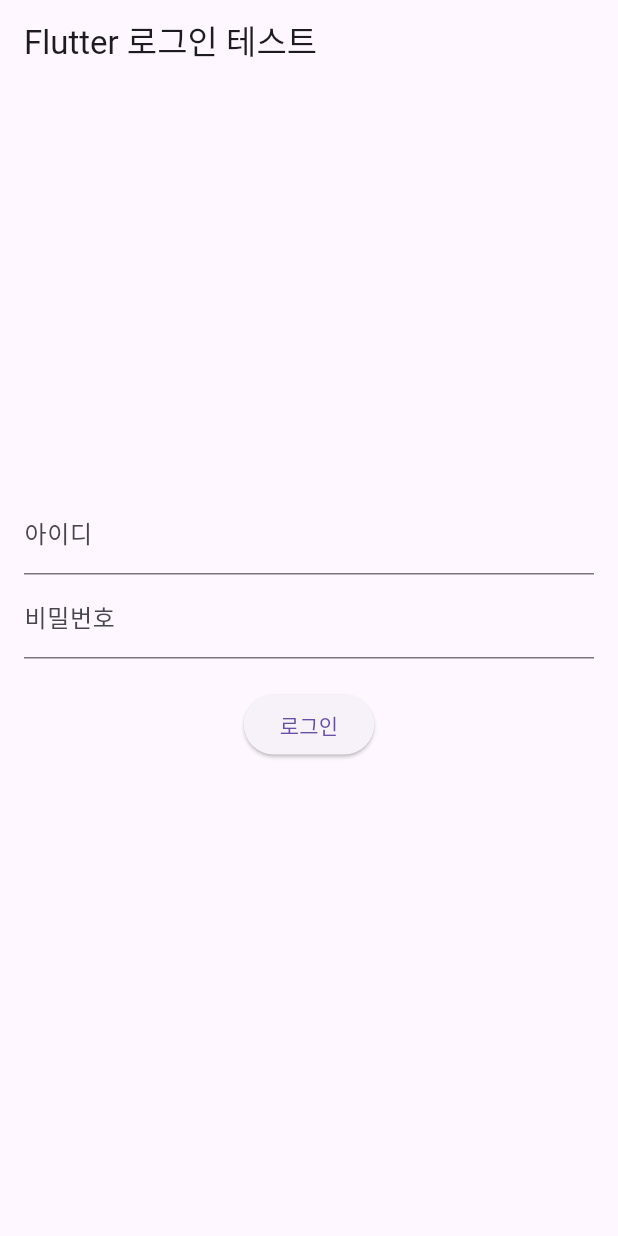
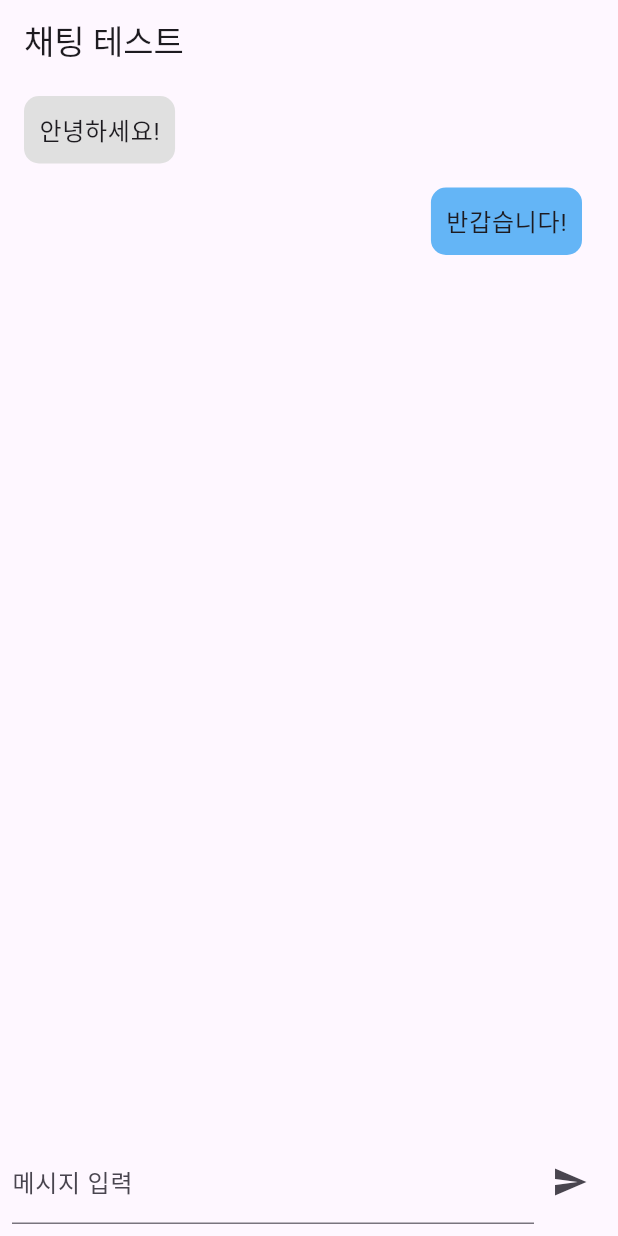
Before and after one commit to kkameoo/petworkFlutter, a Flutter app: the screen it shows after launch, on a phone screen of 412 x 824 dp. Run offline on Flutter 3.47's test engine with Material 3 defaults, Android fonts, the phone set to English and light mode, and no system bars.

Commit message:
DESIGN: 채팅 테스트 구현

```diff
--- /dev/null
+++ b/lib/chat_page.dart
@@ -0,0 +1,69 @@
+import 'package:flutter/material.dart';
+
+class ChatPage extends StatefulWidget {
+  @override
+  _ChatPageState createState() => _ChatPageState();
+}
+
+class _ChatPageState extends State<ChatPage> {
+  final TextEditingController _messageController = TextEditingController();
+  List<String> messages = ['안녕하세요!', '반갑습니다!'];
+
+  void _sendMessage() {
+    String message = _messageController.text;
+    if (message.isNotEmpty) {
+      setState(() {
+        messages.add(message);
+        _messageController.clear();
+      });
+    }
+  }
+
+  @override
+  Widget build(BuildContext context) {
+    return Scaffold(
+      appBar: AppBar(title: Text('채팅 테스트')),
+      body: Column(
+        children: [
+          Expanded(
+            child: ListView.builder(
+              itemCount: messages.length,
+              itemBuilder: (context, index) {
+                return ListTile(
+                  title: Align(
+                    alignment: index % 2 == 0 ? Alignment.centerLeft : Alignment.centerRight,
+                    child: Container(
+                      padding: EdgeInsets.all(10),
+                      decoration: BoxDecoration(
+                        color: index % 2 == 0 ? Colors.grey[300] : Colors.blue[300],
+                        borderRadius: BorderRadius.circular(10),
+                      ),
+                      child: Text(messages[index]),
+                    ),
+                  ),
+                );
+              },
+            ),
+          ),
+          Padding(
+            padding: EdgeInsets.all(8.0),
+            child: Row(
+              children: [
+                Expanded(
+                  child: TextField(
+                    controller: _messageController,
+                    decoration: InputDecoration(labelText: '메시지 입력'),
+                  ),
+                ),
+                IconButton(
+                  icon: Icon(Icons.send),
+                  onPressed: _sendMessage,
+                ),
+              ],
+            ),
+          ),
+        ],
+      ),
+    );
+  }
+}
--- a/lib/main.dart
+++ b/lib/main.dart
@@ -1,8 +1,10 @@
 import 'package:flutter/material.dart';
 import 'login_page.dart';
+import 'chat_page.dart';
 
 void main() {
-  runApp(MyApp());
+  // runApp(MyApp());
+  runApp(MyAppChat());
 }
 
 class MyApp extends StatelessWidget {
@@ -15,3 +17,14 @@ class MyApp extends StatelessWidget {
     );
   }
 }
+
+class MyAppChat extends StatelessWidget {
+  @override
+  Widget build(BuildContext context) {
+    return MaterialApp(
+      debugShowCheckedModeBanner: false,
+      title: 'Flutter 채팅 테스트',
+      home: ChatPage(), // 채팅 페이지 실행
+    );
+  }
+}
```
